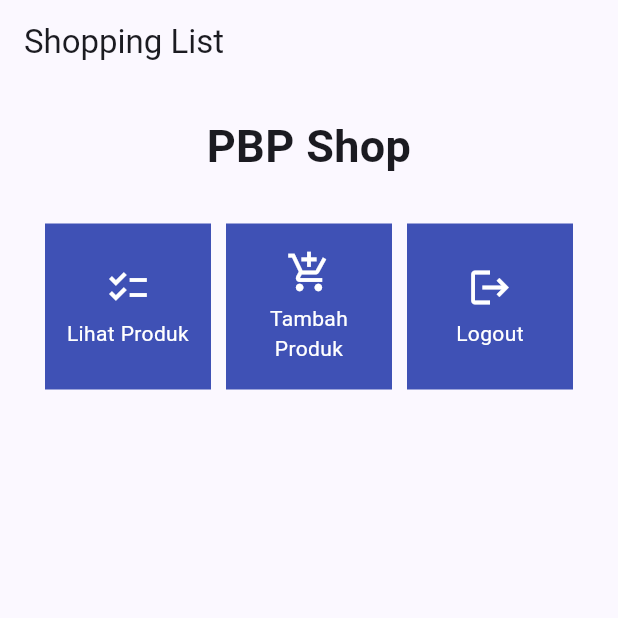
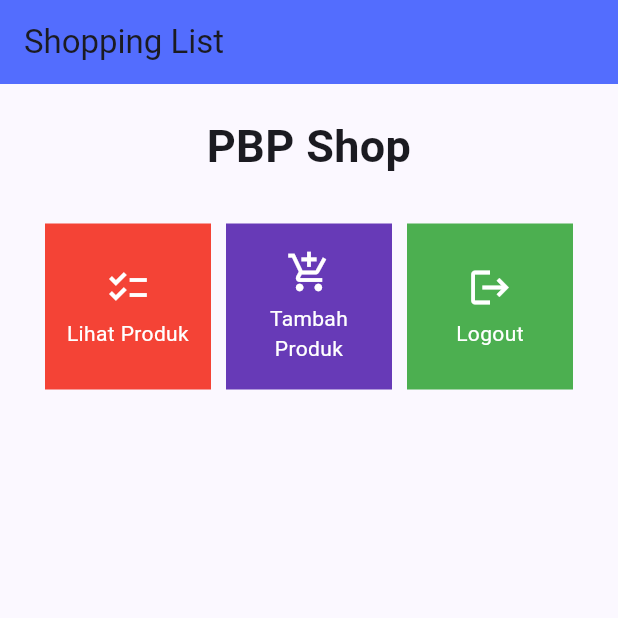
Before and after one commit to mhmdhaekal/shopping-list-mobile, a Flutter app: the screen it shows after launch, on a phone screen of 412 x 824 dp, the top half of it. Run offline on Flutter 3.47's test engine with Material 2 defaults, Android fonts, the phone set to English and light mode, and no system bars.

Commit message:
done tutorial 6 (change color)

```diff
--- a/lib/menu.dart
+++ b/lib/menu.dart
@@ -5,14 +5,15 @@ class MyHomePage extends StatelessWidget {
   MyHomePage({Key? key}) : super(key: key);
 
   final List<ShopItem> items = [
-    ShopItem("Lihat Produk", Icons.checklist),
-    ShopItem("Tambah Produk", Icons.add_shopping_cart),
-    ShopItem("Logout", Icons.logout)
+    ShopItem("Lihat Produk", Icons.checklist, Colors.red),
+    ShopItem("Tambah Produk", Icons.add_shopping_cart, Colors.deepPurple),
+    ShopItem("Logout", Icons.logout, Colors.green)
   ];
   @override
   Widget build(BuildContext context){
     return Scaffold(
       appBar: AppBar(
+        backgroundColor: Colors.indigoAccent,
         title: const Text(
           'Shopping List',
         ),
@@ -61,8 +62,9 @@ class MyHomePage extends StatelessWidget {
 class ShopItem{
   final String name;
   final IconData icon;
+  final MaterialColor color;
 
-  ShopItem(this.name, this.icon);
+  ShopItem(this.name, this.icon, this.color);
 }
 
 class ShopCard extends StatelessWidget {
@@ -73,7 +75,7 @@ class ShopCard extends StatelessWidget {
   @override
   Widget build(BuildContext context) {
     return Material(
-      color: Colors.indigo,
+      color: item.color,
       child: InkWell(
         // Area responsive terhadap sentuhan
         onTap: () {
```
